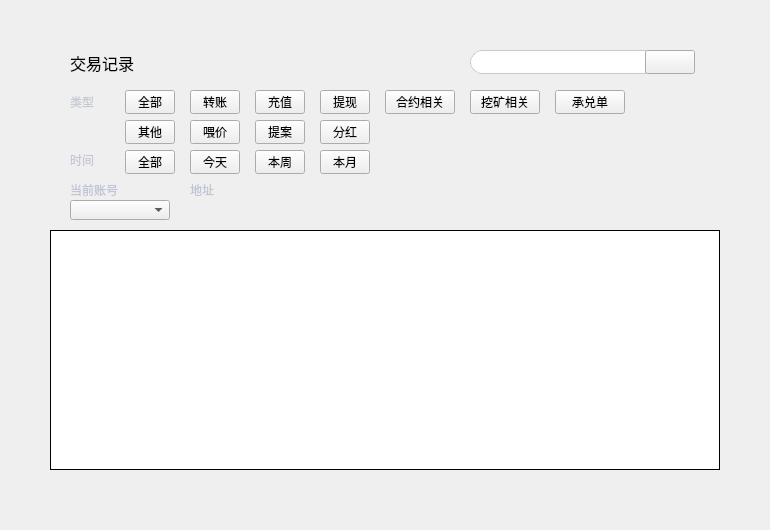
Qt form LNKWallet/alltransactionwidget.ui (HcashOrg/hx-indicator) before a commit.
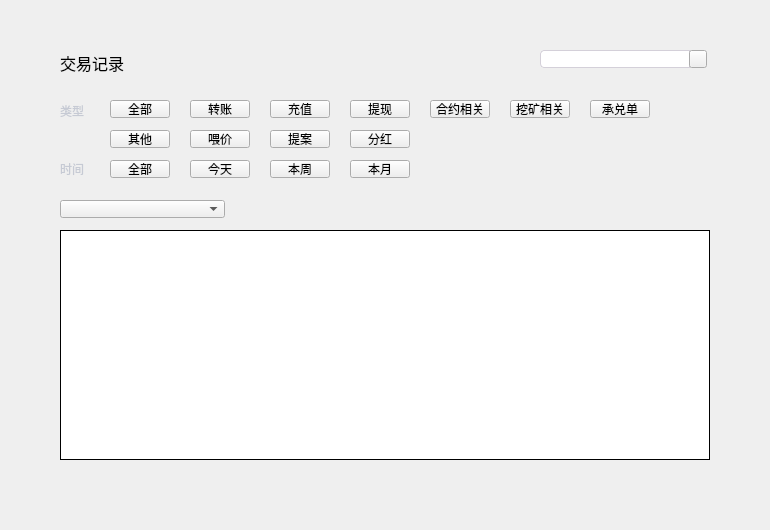
The same form after that commit. Icons and pictures are not drawn.

Diff of the .ui file:
```diff
--- a/LNKWallet/alltransactionwidget.ui
+++ b/LNKWallet/alltransactionwidget.ui
@@ -21,7 +21,7 @@
   <widget class="QLabel" name="title_label">
    <property name="geometry">
     <rect>
-     <x>70</x>
+     <x>60</x>
      <y>50</y>
      <width>200</width>
      <height>26</height>
@@ -39,10 +39,10 @@
   <widget class="QLabel" name="label">
    <property name="geometry">
     <rect>
-     <x>70</x>
-     <y>92</y>
+     <x>60</x>
+     <y>102</y>
      <width>50</width>
-     <height>20</height>
+     <height>18</height>
     </rect>
    </property>
    <property name="styleSheet">
@@ -56,10 +56,10 @@
   <widget class="QLabel" name="label_2">
    <property name="geometry">
     <rect>
-     <x>70</x>
-     <y>150</y>
+     <x>60</x>
+     <y>160</y>
      <width>50</width>
-     <height>20</height>
+     <height>18</height>
     </rect>
    </property>
    <property name="styleSheet">
@@ -73,10 +73,10 @@
   <widget class="QToolButton" name="typeAllBtn">
    <property name="geometry">
     <rect>
-     <x>125</x>
-     <y>90</y>
-     <width>50</width>
-     <height>24</height>
+     <x>110</x>
+     <y>100</y>
+     <width>60</width>
+     <height>18</height>
     </rect>
    </property>
    <property name="cursor">
@@ -93,9 +93,9 @@
    <property name="geometry">
     <rect>
      <x>190</x>
-     <y>90</y>
-     <width>50</width>
-     <height>24</height>
+     <y>100</y>
+     <width>60</width>
+     <height>18</height>
     </rect>
    </property>
    <property name="cursor">
@@ -111,10 +111,10 @@
   <widget class="QToolButton" name="typeDepositBtn">
    <property name="geometry">
     <rect>
-     <x>255</x>
-     <y>90</y>
-     <width>50</width>
-     <height>24</height>
+     <x>270</x>
+     <y>100</y>
+     <width>60</width>
+     <height>18</height>
     </rect>
    </property>
    <property name="cursor">
@@ -130,10 +130,10 @@
   <widget class="QToolButton" name="typeWithdrawBtn">
    <property name="geometry">
     <rect>
-     <x>320</x>
-     <y>90</y>
-     <width>50</width>
-     <height>24</height>
+     <x>350</x>
+     <y>100</y>
+     <width>60</width>
+     <height>18</height>
     </rect>
    </property>
    <property name="cursor">
@@ -149,10 +149,10 @@
   <widget class="QToolButton" name="typeContractBtn">
    <property name="geometry">
     <rect>
-     <x>385</x>
-     <y>90</y>
-     <width>70</width>
-     <height>24</height>
+     <x>430</x>
+     <y>100</y>
+     <width>60</width>
+     <height>18</height>
     </rect>
    </property>
    <property name="cursor">
@@ -168,10 +168,10 @@
   <widget class="QToolButton" name="typeOtherBtn">
    <property name="geometry">
     <rect>
-     <x>125</x>
-     <y>120</y>
-     <width>50</width>
-     <height>24</height>
+     <x>110</x>
+     <y>130</y>
+     <width>60</width>
+     <height>18</height>
     </rect>
    </property>
    <property name="cursor">
@@ -187,10 +187,10 @@
   <widget class="QToolButton" name="timeAllBtn">
    <property name="geometry">
     <rect>
-     <x>125</x>
-     <y>150</y>
-     <width>50</width>
-     <height>24</height>
+     <x>110</x>
+     <y>160</y>
+     <width>60</width>
+     <height>18</height>
     </rect>
    </property>
    <property name="cursor">
@@ -207,9 +207,9 @@
    <property name="geometry">
     <rect>
      <x>190</x>
-     <y>150</y>
-     <width>50</width>
-     <height>24</height>
+     <y>160</y>
+     <width>60</width>
+     <height>18</height>
     </rect>
    </property>
    <property name="cursor">
@@ -225,10 +225,10 @@
   <widget class="QToolButton" name="timeWeekBtn">
    <property name="geometry">
     <rect>
-     <x>255</x>
-     <y>150</y>
-     <width>50</width>
-     <height>24</height>
+     <x>270</x>
+     <y>160</y>
+     <width>60</width>
+     <height>18</height>
     </rect>
    </property>
    <property name="cursor">
@@ -244,10 +244,10 @@
   <widget class="QToolButton" name="timeMonthBtn">
    <property name="geometry">
     <rect>
-     <x>320</x>
-     <y>150</y>
-     <width>50</width>
-     <height>24</height>
+     <x>350</x>
+     <y>160</y>
+     <width>60</width>
+     <height>18</height>
     </rect>
    </property>
    <property name="cursor">
@@ -260,37 +260,13 @@
     <string>本月</string>
    </property>
   </widget>
-  <widget class="QLabel" name="label_3">
-   <property name="geometry">
-    <rect>
-     <x>70</x>
-     <y>180</y>
-     <width>100</width>
-     <height>20</height>
-    </rect>
-   </property>
-   <property name="font">
-    <font>
-     <family>微软雅黑</family>
-    </font>
-   </property>
-   <property name="styleSheet">
-    <string notr="true">color: rgb(192, 196, 212);</string>
-   </property>
-   <property name="text">
-    <string>当前账号</string>
-   </property>
-   <property name="alignment">
-    <set>Qt::AlignLeading|Qt::AlignLeft|Qt::AlignVCenter</set>
-   </property>
-  </widget>
   <widget class="QComboBox" name="accountComboBox">
    <property name="geometry">
     <rect>
-     <x>70</x>
+     <x>60</x>
      <y>200</y>
-     <width>100</width>
-     <height>20</height>
+     <width>165</width>
+     <height>18</height>
     </rect>
    </property>
    <property name="font">
@@ -307,34 +283,10 @@
     <string notr="true"/>
    </property>
   </widget>
-  <widget class="QLabel" name="label_4">
-   <property name="geometry">
-    <rect>
-     <x>190</x>
-     <y>180</y>
-     <width>100</width>
-     <height>20</height>
-    </rect>
-   </property>
-   <property name="font">
-    <font>
-     <family>微软雅黑</family>
-    </font>
-   </property>
-   <property name="styleSheet">
-    <string notr="true">color: rgb(192, 196, 212);</string>
-   </property>
-   <property name="text">
-    <string>地址</string>
-   </property>
-   <property name="alignment">
-    <set>Qt::AlignLeading|Qt::AlignLeft|Qt::AlignVCenter</set>
-   </property>
-  </widget>
   <widget class="QLabel" name="addressLabel">
    <property name="geometry">
     <rect>
-     <x>190</x>
+     <x>250</x>
      <y>200</y>
      <width>300</width>
      <height>20</height>
@@ -361,10 +313,10 @@
   <widget class="QTableWidget" name="transactionsTableWidget">
    <property name="geometry">
     <rect>
-     <x>50</x>
+     <x>60</x>
      <y>230</y>
-     <width>670</width>
-     <height>240</height>
+     <width>650</width>
+     <height>230</height>
     </rect>
    </property>
    <property name="cursor" stdset="0">
@@ -532,10 +484,10 @@
   <widget class="QToolButton" name="typeMineBtn">
    <property name="geometry">
     <rect>
-     <x>470</x>
-     <y>90</y>
-     <width>70</width>
-     <height>24</height>
+     <x>510</x>
+     <y>100</y>
+     <width>60</width>
+     <height>18</height>
     </rect>
    </property>
    <property name="cursor">
@@ -551,10 +503,10 @@
   <widget class="QToolButton" name="typeGuaranteeBtn">
    <property name="geometry">
     <rect>
-     <x>555</x>
-     <y>90</y>
-     <width>70</width>
-     <height>24</height>
+     <x>590</x>
+     <y>100</y>
+     <width>60</width>
+     <height>18</height>
     </rect>
    </property>
    <property name="cursor">
@@ -570,26 +522,26 @@
   <widget class="QLineEdit" name="searchLineEdit">
    <property name="geometry">
     <rect>
-     <x>470</x>
+     <x>540</x>
      <y>50</y>
-     <width>176</width>
-     <height>24</height>
+     <width>150</width>
+     <height>18</height>
     </rect>
    </property>
    <property name="styleSheet">
-    <string notr="true">border:1px solid rgb(198,202,212);border-top-left-radius:12px;border-bottom-left-radius:12px;
-color: rgb(198,202,212);padding: 0px 10px 0px 10px;
-font: 12px &quot;微软雅黑&quot;;
+    <string notr="true">border:1px solid rgb(212,208,217);border-top-left-radius:4px;border-bottom-left-radius:4px;
+color: rgb(137,129,161);padding: 0px 5px 0px 5px;
+font: 11px &quot;微软雅黑&quot;;
 </string>
    </property>
   </widget>
   <widget class="QPushButton" name="searchBtn">
    <property name="geometry">
     <rect>
-     <x>645</x>
+     <x>689</x>
      <y>50</y>
-     <width>50</width>
-     <height>24</height>
+     <width>18</width>
+     <height>18</height>
     </rect>
    </property>
    <property name="cursor">
@@ -616,9 +568,9 @@
    <property name="geometry">
     <rect>
      <x>190</x>
-     <y>120</y>
-     <width>50</width>
-     <height>24</height>
+     <y>130</y>
+     <width>60</width>
+     <height>18</height>
     </rect>
    </property>
    <property name="cursor">
@@ -634,10 +586,10 @@
   <widget class="QToolButton" name="typeProposalBtn">
    <property name="geometry">
     <rect>
-     <x>255</x>
-     <y>120</y>
-     <width>50</width>
-     <height>24</height>
+     <x>270</x>
+     <y>130</y>
+     <width>60</width>
+     <height>18</height>
     </rect>
    </property>
    <property name="cursor">
@@ -653,10 +605,10 @@
   <widget class="QToolButton" name="typeBonusBtn">
    <property name="geometry">
     <rect>
-     <x>320</x>
-     <y>120</y>
-     <width>50</width>
-     <height>24</height>
+     <x>350</x>
+     <y>130</y>
+     <width>60</width>
+     <height>18</height>
     </rect>
    </property>
    <property name="cursor">
```
Left out of the diff: 4 changed lines with no effect on the pictures.
